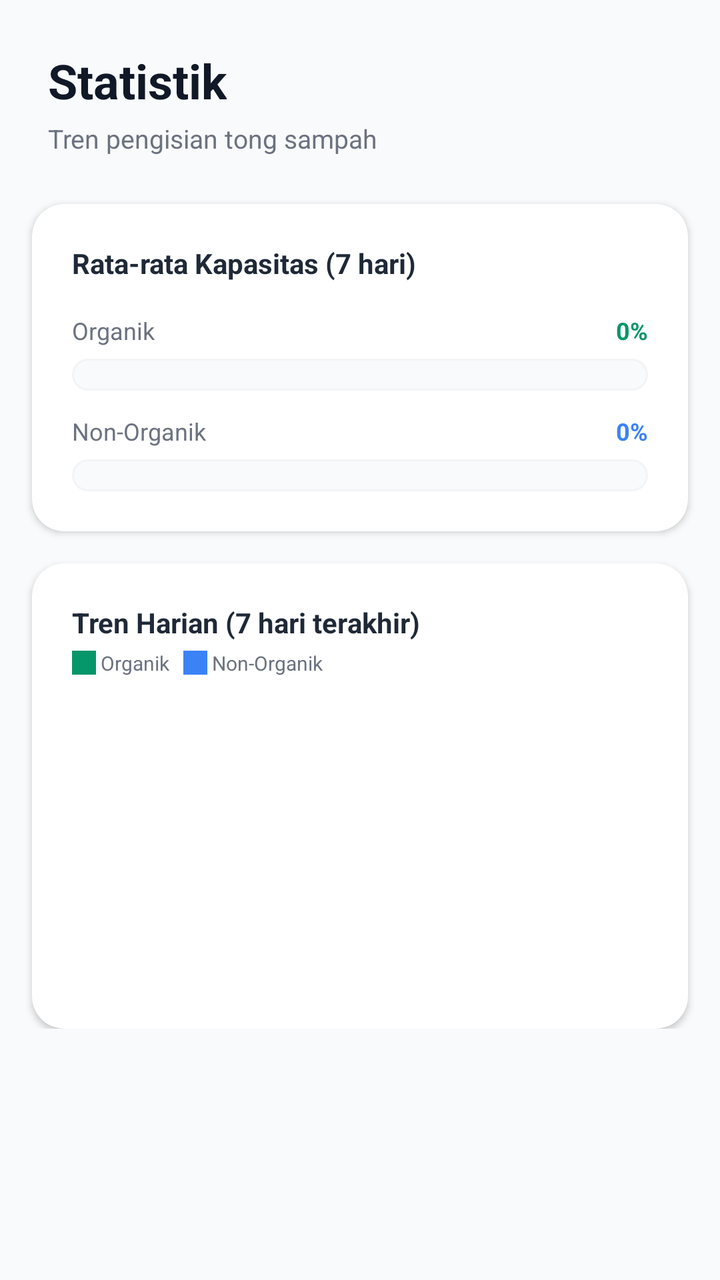
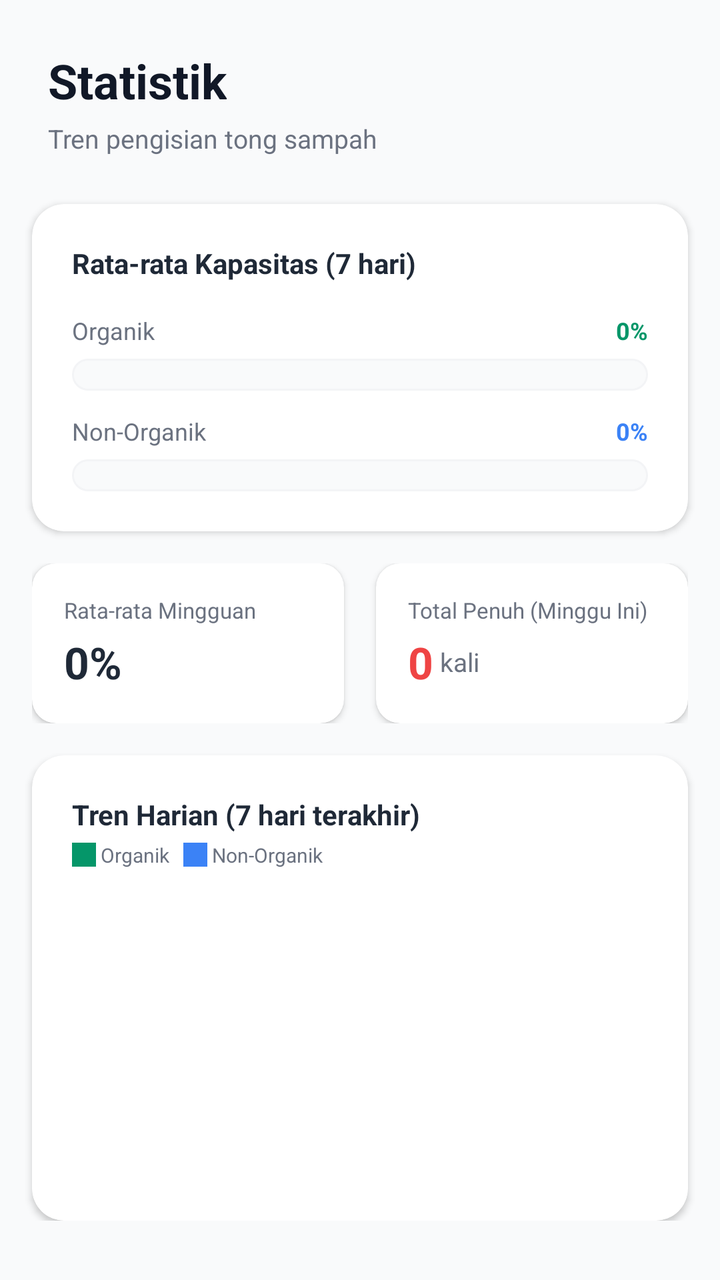

An Android layout rendered at two revisions. The XML below is the earlier revision; the diff shows what the commit changed to produce the second picture.
<!-- AndroidManifest.xml: application theme Theme.CleanBanar -->
<!-- res/layout/fragment_statistics.xml -->
<?xml version="1.0" encoding="utf-8"?>
<androidx.core.widget.NestedScrollView xmlns:android="http://schemas.android.com/apk/res/android"
    xmlns:app="http://schemas.android.com/apk/res-auto"
    android:layout_width="match_parent"
    android:layout_height="match_parent"
    android:background="@color/gray_50">

    <LinearLayout
        android:layout_width="match_parent"
        android:layout_height="wrap_content"
        android:orientation="vertical"
        android:paddingBottom="24dp">

        
        <LinearLayout
            android:layout_width="match_parent"
            android:layout_height="wrap_content"
            android:orientation="vertical"
            android:padding="24dp">
            <TextView
                android:layout_width="wrap_content"
                android:layout_height="wrap_content"
                android:text="Statistik"
                android:textStyle="bold"
                android:textSize="24sp"
                android:textColor="@color/gray_900" />
            <TextView
                android:layout_width="wrap_content"
                android:layout_height="wrap_content"
                android:text="Tren pengisian tong sampah"
                android:textSize="13sp"
                android:textColor="@color/gray_500"
                android:layout_marginTop="4dp" />
        </LinearLayout>

        
        <com.google.android.material.card.MaterialCardView
            android:layout_width="match_parent"
            android:layout_height="wrap_content"
            android:layout_marginHorizontal="16dp"
            android:layout_marginBottom="16dp"
            app:cardCornerRadius="16dp"
            app:cardElevation="2dp"
            app:cardBackgroundColor="@color/white">
            <LinearLayout
                android:layout_width="match_parent"
                android:layout_height="wrap_content"
                android:orientation="vertical"
                android:padding="20dp">

                <TextView
                    android:layout_width="wrap_content"
                    android:layout_height="wrap_content"
                    android:text="Rata-rata Kapasitas (7 hari)"
                    android:textStyle="bold"
                    android:textSize="14sp"
                    android:textColor="@color/gray_800"
                    android:layout_marginBottom="16dp" />

                
                <LinearLayout
                    android:layout_width="match_parent"
                    android:layout_height="wrap_content"
                    android:orientation="vertical"
                    android:layout_marginBottom="12dp">
                    <RelativeLayout
                        android:layout_width="match_parent"
                        android:layout_height="wrap_content"
                        android:layout_marginBottom="6dp">
                        <TextView
                            android:layout_width="wrap_content"
                            android:layout_height="wrap_content"
                            android:text="Organik"
                            android:textSize="12sp"
                            android:textColor="@color/gray_500" />
                        <TextView
                            android:id="@+id/tvOrganikAvg"
                            android:layout_width="wrap_content"
                            android:layout_height="wrap_content"
                            android:text="0%"
                            android:textStyle="bold"
                            android:textSize="12sp"
                            android:textColor="@color/emerald_600"
                            android:layout_alignParentEnd="true" />
                    </RelativeLayout>
                    <FrameLayout
                        android:layout_width="match_parent"
                        android:layout_height="16dp"
                        android:background="@drawable/edit_text_bg">
                        <View
                            android:id="@+id/barOrganik"
                            android:layout_width="0dp"
                            android:layout_height="match_parent"
                            android:background="@drawable/progress_bar_green" />
                    </FrameLayout>
                </LinearLayout>

                
                <LinearLayout
                    android:layout_width="match_parent"
                    android:layout_height="wrap_content"
                    android:orientation="vertical">
                    <RelativeLayout
                        android:layout_width="match_parent"
                        android:layout_height="wrap_content"
                        android:layout_marginBottom="6dp">
                        <TextView
                            android:layout_width="wrap_content"
                            android:layout_height="wrap_content"
                            android:text="Non-Organik"
                            android:textSize="12sp"
                            android:textColor="@color/gray_500" />
                        <TextView
                            android:id="@+id/tvNonOrganikAvg"
                            android:layout_width="wrap_content"
                            android:layout_height="wrap_content"
                            android:text="0%"
                            android:textStyle="bold"
                            android:textSize="12sp"
                            android:textColor="@color/secondary"
                            android:layout_alignParentEnd="true" />
                    </RelativeLayout>
                    <FrameLayout
                        android:layout_width="match_parent"
                        android:layout_height="16dp"
                        android:background="@drawable/edit_text_bg">
                        <View
                            android:id="@+id/barNonOrganik"
                            android:layout_width="0dp"
                            android:layout_height="match_parent"
                            android:background="@drawable/progress_bar_amber" />
                    </FrameLayout>
                </LinearLayout>
            </LinearLayout>
        </com.google.android.material.card.MaterialCardView>

        
        <com.google.android.material.card.MaterialCardView
            android:layout_width="match_parent"
            android:layout_height="wrap_content"
            android:layout_marginHorizontal="16dp"
            app:cardCornerRadius="16dp"
            app:cardElevation="2dp"
            app:cardBackgroundColor="@color/white">
            <LinearLayout
                android:layout_width="match_parent"
                android:layout_height="wrap_content"
                android:orientation="vertical"
                android:padding="20dp">

                <TextView
                    android:layout_width="wrap_content"
                    android:layout_height="wrap_content"
                    android:text="Tren Harian (7 hari terakhir)"
                    android:textStyle="bold"
                    android:textSize="14sp"
                    android:textColor="@color/gray_800"
                    android:layout_marginBottom="4dp" />

                
                <LinearLayout
                    android:layout_width="wrap_content"
                    android:layout_height="wrap_content"
                    android:orientation="horizontal"
                    android:layout_marginBottom="16dp">
                    <View
                        android:layout_width="12dp"
                        android:layout_height="12dp"
                        android:background="@color/emerald_600"
                        android:layout_gravity="center_vertical" />
                    <TextView
                        android:layout_width="wrap_content"
                        android:layout_height="wrap_content"
                        android:text=" Organik   "
                        android:textSize="10sp"
                        android:textColor="@color/gray_500" />
                    <View
                        android:layout_width="12dp"
                        android:layout_height="12dp"
                        android:background="@color/secondary"
                        android:layout_gravity="center_vertical" />
                    <TextView
                        android:layout_width="wrap_content"
                        android:layout_height="wrap_content"
                        android:text=" Non-Organik"
                        android:textSize="10sp"
                        android:textColor="@color/gray_500" />
                </LinearLayout>

                
                <LinearLayout
                    android:id="@+id/chartContainer"
                    android:layout_width="match_parent"
                    android:layout_height="140dp"
                    android:orientation="horizontal"
                    android:gravity="bottom"
                    android:baselineAligned="false" />

            </LinearLayout>
        </com.google.android.material.card.MaterialCardView>

    </LinearLayout>
</androidx.core.widget.NestedScrollView>
<!-- resources referenced by this layout -->
<resources>
  <color name="emerald_600">#059669</color>
  <color name="gray_50">#f9fafb</color>
  <color name="gray_500">#6b7280</color>
  <color name="gray_800">#1f2937</color>
  <color name="gray_900">#111827</color>
  <color name="secondary">#3b82f6</color>
  <color name="white">#ffffff</color>
  <!-- drawable edit_text_bg (drawable) -->
  ﻿<?xml version="1.0" encoding="utf-8"?>
  <shape xmlns:android="http://schemas.android.com/apk/res/android">
      <solid android:color="@color/gray_50" />
      <stroke android:width="1dp" android:color="@color/gray_100" />
      <corners android:radius="16dp" />
  </shape>
  <!-- drawable progress_bar_amber (drawable) -->
  <?xml version="1.0" encoding="utf-8"?>
  <layer-list xmlns:android="http://schemas.android.com/apk/res/android">
      <item android:id="@android:id/background">
          <shape android:shape="rectangle">
              <solid android:color="@color/gray_100"/>
              <corners android:radius="8dp"/>
          </shape>
      </item>
      <item android:id="@android:id/progress">
          <clip>
              <shape android:shape="rectangle">
                  <solid android:color="@color/amber_600"/>
                  <corners android:radius="8dp"/>
              </shape>
          </clip>
      </item>
  </layer-list>
  <!-- drawable progress_bar_green (drawable) -->
  <?xml version="1.0" encoding="utf-8"?>
  <layer-list xmlns:android="http://schemas.android.com/apk/res/android">
      <item android:id="@android:id/background">
          <shape android:shape="rectangle">
              <solid android:color="@color/gray_100"/>
              <corners android:radius="8dp"/>
          </shape>
      </item>
      <item android:id="@android:id/progress">
          <clip>
              <shape android:shape="rectangle">
                  <solid android:color="@color/emerald_600"/>
                  <corners android:radius="8dp"/>
              </shape>
          </clip>
      </item>
  </layer-list>
  <style name="Theme.CleanBanar" parent="Theme.MaterialComponents.Light.DarkActionBar">
          <item name="colorPrimary">@color/primary</item>
          <item name="colorPrimaryVariant">@color/primary_dark</item>
          <item name="colorOnPrimary">@color/white</item>
          <item name="colorSecondary">@color/secondary</item>
      </style>
  <color name="gray_100">#f3f4f6</color>
  <color name="amber_600">#d97706</color>
  <color name="primary">#059669</color>
  <color name="primary_dark">#047857</color>
</resources>

<!-- the commit's change to res/layout/fragment_statistics.xml (unified diff, before → after) -->
@@ -135,6 +135,92 @@
         </com.google.android.material.card.MaterialCardView>
 
         
+        <LinearLayout
+            android:layout_width="match_parent"
+            android:layout_height="wrap_content"
+            android:orientation="horizontal"
+            android:layout_marginHorizontal="16dp"
+            android:layout_marginBottom="16dp">
+
+            
+            <com.google.android.material.card.MaterialCardView
+                android:layout_width="0dp"
+                android:layout_height="wrap_content"
+                android:layout_weight="1"
+                android:layout_marginEnd="8dp"
+                app:cardCornerRadius="12dp"
+                app:cardElevation="2dp"
+                app:cardBackgroundColor="@color/white">
+                <LinearLayout
+                    android:layout_width="match_parent"
+                    android:layout_height="wrap_content"
+                    android:orientation="vertical"
+                    android:padding="16dp">
+                    <TextView
+                        android:layout_width="wrap_content"
+                        android:layout_height="wrap_content"
+                        android:text="Rata-rata Mingguan"
+                        android:textSize="11sp"
+                        android:textColor="@color/gray_500" />
+                    <TextView
+                        android:id="@+id/tvWeeklyAvg"
+                        android:layout_width="wrap_content"
+                        android:layout_height="wrap_content"
+                        android:text="0%"
+                        android:textStyle="bold"
+                        android:textSize="22sp"
+                        android:textColor="@color/gray_800"
+                        android:layout_marginTop="4dp" />
+                </LinearLayout>
+            </com.google.android.material.card.MaterialCardView>
+
+            
+            <com.google.android.material.card.MaterialCardView
+                android:layout_width="0dp"
+                android:layout_height="wrap_content"
+                android:layout_weight="1"
+                android:layout_marginStart="8dp"
+                app:cardCornerRadius="12dp"
+                app:cardElevation="2dp"
+                app:cardBackgroundColor="@color/white">
+                <LinearLayout
+                    android:layout_width="match_parent"
+                    android:layout_height="wrap_content"
+                    android:orientation="vertical"
+                    android:padding="16dp">
+                    <TextView
+                        android:layout_width="wrap_content"
+                        android:layout_height="wrap_content"
+                        android:text="Total Penuh (Minggu Ini)"
+                        android:textSize="11sp"
+                        android:textColor="@color/gray_500" />
+                    <LinearLayout
+                        android:layout_width="wrap_content"
+                        android:layout_height="wrap_content"
+                        android:orientation="horizontal"
+                        android:gravity="center_vertical"
+                        android:layout_marginTop="4dp">
+                        <TextView
+                            android:id="@+id/tvTotalPenuh"
+                            android:layout_width="wrap_content"
+                            android:layout_height="wrap_content"
+                            android:text="0"
+                            android:textStyle="bold"
+                            android:textSize="22sp"
+                            android:textColor="@color/red_500" />
+                        <TextView
+                            android:layout_width="wrap_content"
+                            android:layout_height="wrap_content"
+                            android:text=" kali"
+                            android:textSize="13sp"
+                            android:textColor="@color/gray_500" />
+                    </LinearLayout>
+                </LinearLayout>
+            </com.google.android.material.card.MaterialCardView>
+
+        </LinearLayout>
+
+        
         <com.google.android.material.card.MaterialCardView
             android:layout_width="match_parent"
             android:layout_height="wrap_content"
<!-- resource entries referenced after the edit -->
@@ -5,6 +5,7 @@
   <color name="gray_500">#6b7280</color>
   <color name="gray_800">#1f2937</color>
   <color name="gray_900">#111827</color>
+  <color name="red_500">#ef4444</color>
   <color name="secondary">#3b82f6</color>
   <color name="white">#ffffff</color>
   <!-- drawable edit_text_bg (drawable) -->
